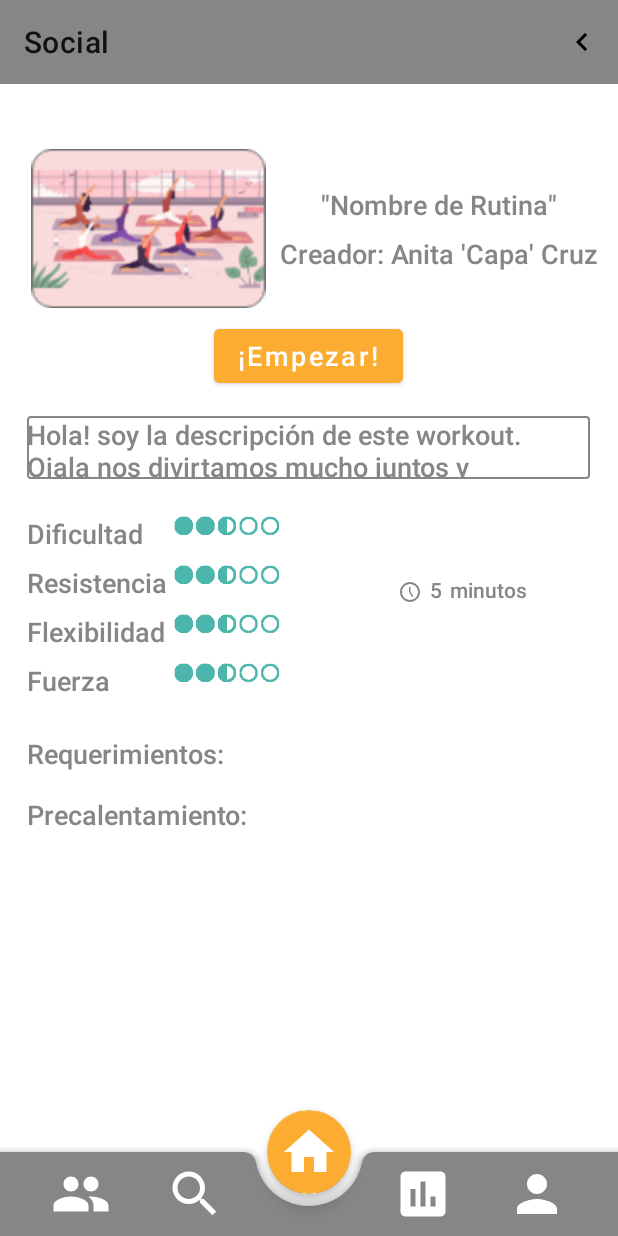
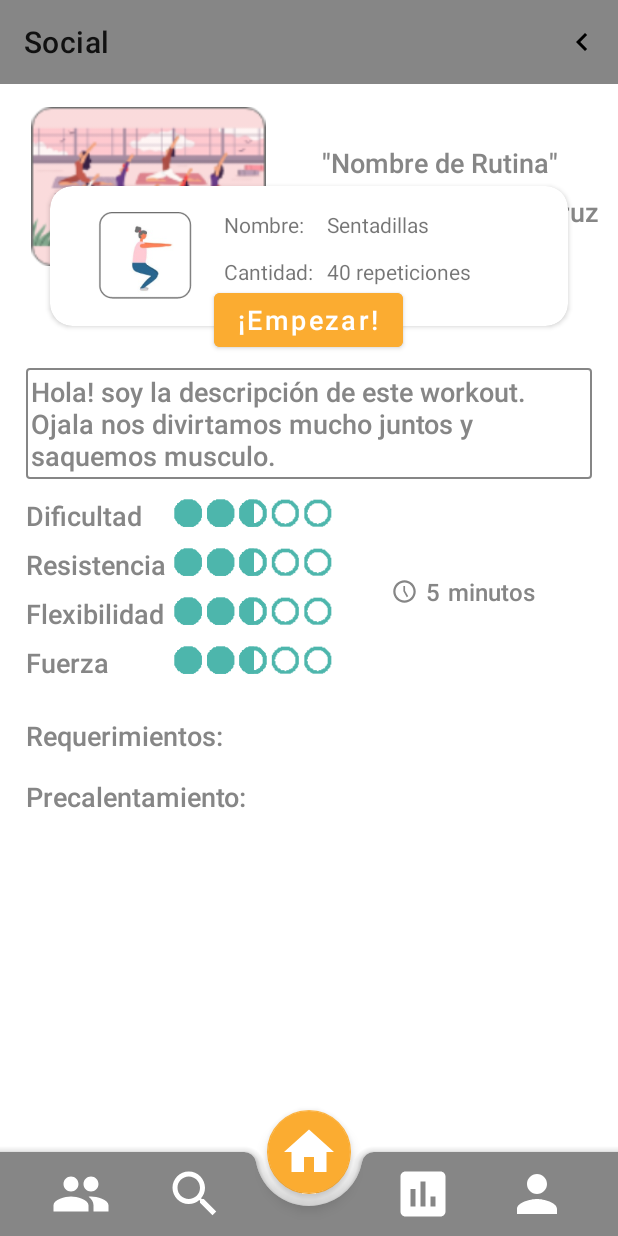
Before and after one commit to RodriguezManuel/getkrackingapp, an Android app: the StatsFragment screen opened through its navigation route, on a phone screen of 412 x 824 dp. Run offline under Robolectric (Android 15) with nearby library versions, the phone set to English and light mode, and no system bars; our stand-ins replace navigation-ui.

Commit message:
tratando de hacer el recycle, a medias

```diff
--- /dev/null
+++ b/app/src/main/java/com/example/getkracking/adapters/ExcercisesAdapter.java
@@ -0,0 +1,62 @@
+package com.example.getkracking.adapters;
+
+import android.view.LayoutInflater;
+import android.view.View;
+import android.view.ViewGroup;
+import android.widget.ImageView;
+import android.widget.TextView;
+
+import androidx.annotation.NonNull;
+import androidx.recyclerview.widget.RecyclerView;
+
+import com.example.getkracking.R;
+import com.example.getkracking.entities.ExcerciseVO;
+
+import java.util.ArrayList;
+
+public class ExcercisesAdapter extends RecyclerView.Adapter<ExcercisesAdapter.ExcerciseViewHolder> {
+
+    ArrayList<ExcerciseVO> excerciseList;
+
+    public ExcercisesAdapter(ArrayList<ExcerciseVO> excerciseList) {
+        this.excerciseList = excerciseList;
+    }
+
+
+    public class ExcerciseViewHolder extends RecyclerView.ViewHolder {
+
+        ImageView image;
+        TextView name;
+        TextView quantity;
+
+        public ExcerciseViewHolder(@NonNull View itemView) {
+            super(itemView);
+            image = (ImageView) itemView.findViewById(R.id.ExcerciseImageInExcercise);
+            name = (TextView) itemView.findViewById(R.id.NameValueInExcerciseCard);
+            quantity = (TextView) itemView.findViewById(R.id.QuantityValueInExcerciseCard);
+
+        }
+    }
+
+
+
+    @NonNull
+    @Override
+    public ExcerciseViewHolder onCreateViewHolder(@NonNull ViewGroup parent, int viewType) {
+        View view = LayoutInflater.from(parent.getContext())
+                .inflate(R.layout.excercise_card, parent, false);
+        return new ExcerciseViewHolder(view);
+    }
+
+    @Override
+    public void onBindViewHolder(@NonNull ExcerciseViewHolder holder, int position) {
+        //holder.image.setImageResource(excerciseList.get(position).getImage());
+        holder.name.setText(excerciseList.get(position).getName());
+        holder.quantity.setText(excerciseList.get(position).getQuantity());
+    }
+
+    @Override
+    public int getItemCount() {
+        return excerciseList.size();
+    }
+}
--- /dev/null
+++ b/app/src/main/java/com/example/getkracking/entities/ExcerciseVO.java
@@ -0,0 +1,27 @@
+package com.example.getkracking.entities;
+
+public class ExcerciseVO {
+
+    private String name, quantity;
+
+    public ExcerciseVO(String name, String quantity) {
+        this.name = name;
+        this.quantity = quantity;
+    }
+
+    public String getName() {
+        return name;
+    }
+
+    public void setName(String name) {
+        this.name = name;
+    }
+
+    public String getQuantity() {
+        return quantity;
+    }
+
+    public void setQuantity(String quantity) {
+        this.quantity = quantity;
+    }
+}
--- a/app/src/main/java/com/example/getkracking/fragments/StatsFragment.java
+++ b/app/src/main/java/com/example/getkracking/fragments/StatsFragment.java
@@ -3,6 +3,8 @@ package com.example.getkracking.fragments;
 import android.os.Bundle;
 
 import androidx.fragment.app.Fragment;
+import androidx.recyclerview.widget.LinearLayoutManager;
+import androidx.recyclerview.widget.RecyclerView;
 
 import android.view.LayoutInflater;
 import android.view.View;
@@ -10,8 +12,16 @@ import android.view.ViewGroup;
 
 import com.example.getkracking.HomeActivity;
 import com.example.getkracking.R;
+import com.example.getkracking.adapters.ExcercisesAdapter;
+import com.example.getkracking.entities.ExcerciseVO;
+import com.example.getkracking.entities.RoutineVO;
+
+import java.util.ArrayList;
 
 public class StatsFragment extends Fragment {
+
+    RecyclerView recyclerExcercise;
+    ArrayList<ExcerciseVO> excercisesList;
 
     public StatsFragment() {
         // Required empty public constructor
@@ -25,9 +35,26 @@ public class StatsFragment extends Fragment {
         super.onCreate(savedInstanceState);
     }
 
+    private void fillList(){
+        excercisesList.add(new ExcerciseVO("Sentadillas", "40 repeticiones"));
+        excercisesList.add(new ExcerciseVO("Abominables", "50 repeticiones"));
+        excercisesList.add(new ExcerciseVO("Los de culo", "20 minutos"));
+    }
+
     @Override
     public View onCreateView(LayoutInflater inflater, ViewGroup container,
                              Bundle savedInstanceState) {
-        return inflater.inflate(R.layout.fragment_stats, container, false);
+
+        View vista = inflater.inflate(R.layout.fragment_stats, container, false);
+        excercisesList = new ArrayList<>();
+        recyclerExcercise = vista.findViewById(R.id.RoutineRecycler);
+        recyclerExcercise.setLayoutManager(new LinearLayoutManager(getContext()));
+
+        fillList();
+
+        ExcercisesAdapter adapter = new ExcercisesAdapter(excercisesList);
+        recyclerExcercise.setAdapter(adapter);
+        recyclerExcercise.setNestedScrollingEnabled(false);
+        return vista;
     }
 }
--- /dev/null
+++ b/app/src/main/res/layout/excercise_card.xml
@@ -0,0 +1,98 @@
+<?xml version="1.0" encoding="utf-8"?>
+<androidx.constraintlayout.widget.ConstraintLayout xmlns:android="http://schemas.android.com/apk/res/android"
+    xmlns:tools="http://schemas.android.com/tools"
+    android:layout_width="match_parent"
+    android:layout_height="match_parent"
+    xmlns:app="http://schemas.android.com/apk/res-auto">
+
+    <androidx.cardview.widget.CardView
+        android:layout_width="345dp"
+        android:layout_height="93dp"
+        android:layout_marginTop="68dp"
+        app:cardBackgroundColor="@color/white"
+        app:cardCornerRadius="15dp"
+        app:layout_constraintEnd_toEndOf="parent"
+        app:layout_constraintStart_toStartOf="parent"
+        app:layout_constraintTop_toTopOf="parent">
+
+        <androidx.constraintlayout.widget.ConstraintLayout
+
+            android:layout_width="match_parent"
+            android:layout_height="match_parent">
+
+
+
+            <ImageView
+                android:id="@+id/ExcerciseImageInExcercise"
+                android:layout_width="95dp"
+                android:layout_height="60dp"
+
+                android:layout_marginStart="16dp"
+                android:contentDescription="@string/imagen_ilustrativa_del_ejercicio"
+                app:layout_constraintBottom_toBottomOf="parent"
+                app:layout_constraintStart_toStartOf="parent"
+                app:layout_constraintTop_toTopOf="parent"
+                app:layout_constraintVertical_bias="0.484"
+                app:srcCompat="@drawable/ejercicioDemo" />
+
+            <androidx.appcompat.widget.LinearLayoutCompat
+                android:id="@+id/NameObjectInExcerciseCard"
+                android:layout_width="wrap_content"
+                android:layout_height="wrap_content"
+                android:layout_marginTop="16dp"
+                app:layout_constraintStart_toStartOf="@+id/guideline2"
+                app:layout_constraintTop_toTopOf="parent">
+
+                <TextView
+                    android:id="@+id/NameLabelInExcerciseCard"
+                    android:layout_width="wrap_content"
+                    android:layout_height="wrap_content"
+                    android:layout_marginStart="0dp"
+                    android:layout_marginTop="0dp"
+                    android:text="@string/Nombre_In_Excercise_card" />
+
+                <TextView
+                    android:id="@+id/NameValueInExcerciseCard"
+                    android:layout_width="wrap_content"
+                    android:layout_height="wrap_content"
+                    android:layout_marginStart="15dp"
+                    android:text="Sentadillas" />
+            </androidx.appcompat.widget.LinearLayoutCompat>
+
+            <androidx.appcompat.widget.LinearLayoutCompat
+                android:id="@+id/QuantiyObjectInExcerciseCard"
+                android:layout_width="wrap_content"
+                android:layout_height="wrap_content"
+                android:layout_marginTop="12dp"
+                app:layout_constraintStart_toStartOf="@+id/NameObjectInExcerciseCard"
+                app:layout_constraintTop_toBottomOf="@+id/NameObjectInExcerciseCard">
+
+                <TextView
+                    android:id="@+id/QuantityLabelInExcerciseCard"
+                    android:layout_width="wrap_content"
+                    android:layout_height="wrap_content"
+                    android:layout_marginStart="0dp"
+                    android:layout_marginTop="0dp"
+                    android:text="Cantidad: " />
+
+                <TextView
+                    android:id="@+id/QuantityValueInExcerciseCard"
+                    android:layout_width="wrap_content"
+                    android:layout_height="wrap_content"
+                    android:layout_marginStart="6dp"
+                    android:text="20 repeticiones" />
+            </androidx.appcompat.widget.LinearLayoutCompat>
+
+            <androidx.constraintlayout.widget.Guideline
+                android:id="@+id/guideline2"
+                android:layout_width="wrap_content"
+                android:layout_height="wrap_content"
+                android:orientation="vertical"
+                app:layout_constraintGuide_begin="116dp" />
+
+
+        </androidx.constraintlayout.widget.ConstraintLayout>
+
+
+    </androidx.cardview.widget.CardView>
+</androidx.constraintlayout.widget.ConstraintLayout>
--- a/app/src/main/res/layout/fragment_stats.xml
+++ b/app/src/main/res/layout/fragment_stats.xml
@@ -11,11 +11,11 @@
         style="@style/customTextNoSpecificCaseLayout"
         android:layout_width="wrap_content"
         android:layout_height="wrap_content"
-        android:layout_marginTop="68dp"
+        android:layout_marginTop="40dp"
         android:layout_marginEnd="40dp"
         android:text='"Nombre de Rutina"'
         app:layout_constraintEnd_toEndOf="parent"
-        app:layout_constraintHorizontal_bias="0.931"
+        app:layout_constraintHorizontal_bias="1.0"
         app:layout_constraintStart_toStartOf="@+id/guideline3"
         app:layout_constraintTop_toTopOf="parent" />
 
@@ -53,13 +53,13 @@
     <Button
         android:id="@+id/ButtonEmpezarInRoutine"
         style="@style/customTextNoSpecificCaseLayout"
-        android:textColor="@color/white"
         android:layout_width="wrap_content"
         android:layout_height="wrap_content"
-        android:layout_marginTop="8dp"
+        android:layout_marginTop="12dp"
         android:backgroundTint="#FBAC31"
         android:backgroundTintMode="src_in"
         android:text="@string/buttonstart_routine_string"
+        android:textColor="@color/white"
         app:layout_constraintEnd_toEndOf="parent"
         app:layout_constraintHorizontal_bias="0.498"
         app:layout_constraintStart_toStartOf="parent"
@@ -68,13 +68,15 @@
     <TextView
         android:id="@+id/RoutineDescriptionInRoutine"
         style="@style/customTextNoSpecificCaseLayout"
-        android:layout_width="375dp"
-        android:layout_height="42dp"
+        android:layout_width="377dp"
+        android:layout_height="74dp"
+        android:layout_margin="8dp"
         android:layout_marginTop="16dp"
+        android:background="@drawable/text_border"
+        android:padding="3dp"
         android:text="Hola! soy la descripción de este workout. Ojala nos divirtamos mucho juntos y saquemos musculo."
-        android:background="@drawable/text_border"
         app:layout_constraintEnd_toEndOf="parent"
-        app:layout_constraintHorizontal_bias="0.492"
+        app:layout_constraintHorizontal_bias="0.484"
         app:layout_constraintStart_toStartOf="parent"
         app:layout_constraintTop_toBottomOf="@+id/ButtonEmpezarInRoutine" />
 
@@ -83,7 +85,7 @@
         style="@style/customTextNoSpecificCaseLayout"
         android:layout_width="wrap_content"
         android:layout_height="wrap_content"
-        android:layout_marginTop="24dp"
+        android:layout_marginTop="12dp"
         android:text="@string/category1rating_routine"
         app:layout_constraintStart_toStartOf="@+id/RoutineDescriptionInRoutine"
         app:layout_constraintTop_toBottomOf="@+id/RoutineDescriptionInRoutine" />
@@ -99,8 +101,9 @@
         android:layout_marginStart="20dp"
         android:isIndicator="true"
         android:rating="2.5"
-        android:scaleX="0.4"
-        android:scaleY="0.4"
+        android:scaleX="0.6"
+        android:scaleY="0.6
+"
         android:transformPivotY="0dp"
         app:layout_constraintStart_toEndOf="@+id/RoutineCategory1InRoutine"
         app:layout_constraintTop_toTopOf="@+id/RoutineCategory1InRoutine" />
@@ -126,8 +129,8 @@
         android:secondaryProgressTint="@color/secondary"
         android:isIndicator="true"
         android:rating="2.5"
-        android:scaleX="0.4"
-        android:scaleY="0.4"
+        android:scaleX="0.6"
+        android:scaleY="0.6"
         android:transformPivotY="0dp"
         app:layout_constraintStart_toEndOf="@+id/RoutineCategory1InRoutine"
         app:layout_constraintTop_toTopOf="@+id/RoutineCategory2InRoutine" />
@@ -153,8 +156,8 @@
         android:secondaryProgressTint="@color/secondary"
         android:isIndicator="true"
         android:rating="2.5"
-        android:scaleX="0.4"
-        android:scaleY="0.4"
+        android:scaleX="0.6"
+        android:scaleY="0.6"
         android:transformPivotY="0dp"
         app:layout_constraintStart_toStartOf="@+id/rbCategory2InRoutine"
         app:layout_constraintTop_toTopOf="@+id/RoutineCategory3InRoutin" />
@@ -179,8 +182,8 @@
         android:secondaryProgressTint="@color/secondary"
         android:isIndicator="true"
         android:rating="2.5"
-        android:scaleX="0.4"
-        android:scaleY="0.4"
+        android:scaleX="0.6"
+        android:scaleY="0.6"
         android:transformPivotY="0dp"
         app:layout_constraintStart_toStartOf="@+id/rbCategory3InRoutine"
         app:layout_constraintTop_toTopOf="@+id/RoutineCategory4InRoutine" />
@@ -195,9 +198,9 @@
         app:layout_constraintTop_toBottomOf="@+id/RoutineDescriptionInRoutine">
 
         <TextView
-            android:layout_width="16dp"
-            android:layout_height="16dp"
-            android:layout_marginTop="3dp"
+            android:layout_width="18dp"
+            android:layout_height="18dp"
+            android:layout_marginTop="0dp"
             android:layout_marginEnd="5dp"
             android:background="@drawable/ic_clock_time_five_outline"
             android:backgroundTint="@color/primary" />
@@ -207,7 +210,7 @@
             style="@style/customTextNoSpecificCaseLayout"
             android:layout_width="wrap_content"
             android:layout_height="wrap_content"
-            android:textSize="14sp"
+            android:textSize="16sp"
             android:text="5"/>
 
         <TextView
@@ -216,7 +219,7 @@
             android:layout_height="wrap_content"
             android:layout_marginStart="5dp"
             android:text="@string/duration_routine_string"
-            android:textSize="14sp" />
+            android:textSize="16sp" />
     </androidx.appcompat.widget.LinearLayoutCompat>
 
     <TextView
@@ -238,4 +241,13 @@
         android:text="Precalentamiento: "
         app:layout_constraintStart_toStartOf="@+id/RequirementsInRoutine"
         app:layout_constraintTop_toBottomOf="@+id/RequirementsInRoutine" />
+
+    <androidx.recyclerview.widget.RecyclerView
+        android:id="@+id/RoutineRecycler"
+        android:layout_width="360dp"
+        android:layout_height="192dp"
+        app:layout_constraintEnd_toEndOf="parent"
+        app:layout_constraintStart_toStartOf="parent"
+        tools:layout_editor_absoluteY="501dp" />
+
 </androidx.constraintlayout.widget.ConstraintLayout>
--- a/app/src/main/res/values/strings.xml
+++ b/app/src/main/res/values/strings.xml
@@ -37,4 +37,7 @@
     <string name="duration_routine_string"> minutos</string>
     <string name="imagen_descriptiva_de_la_rutina">Imagen descriptiva de la rutina</string>
     <string name="buttonstart_routine_string">¡Empezar!</string>
+    <string name="cantidad">Cantidad:</string>
+    <string name="Nombre_In_Excercise_card">Nombre:</string>
+    <string name="imagen_ilustrativa_del_ejercicio">Imagen ilustrativa del ejercicio</string>
 </resources>
```
Also changed, not shown: app/src/main/res/drawable/ejercicioDemo.png (added).
